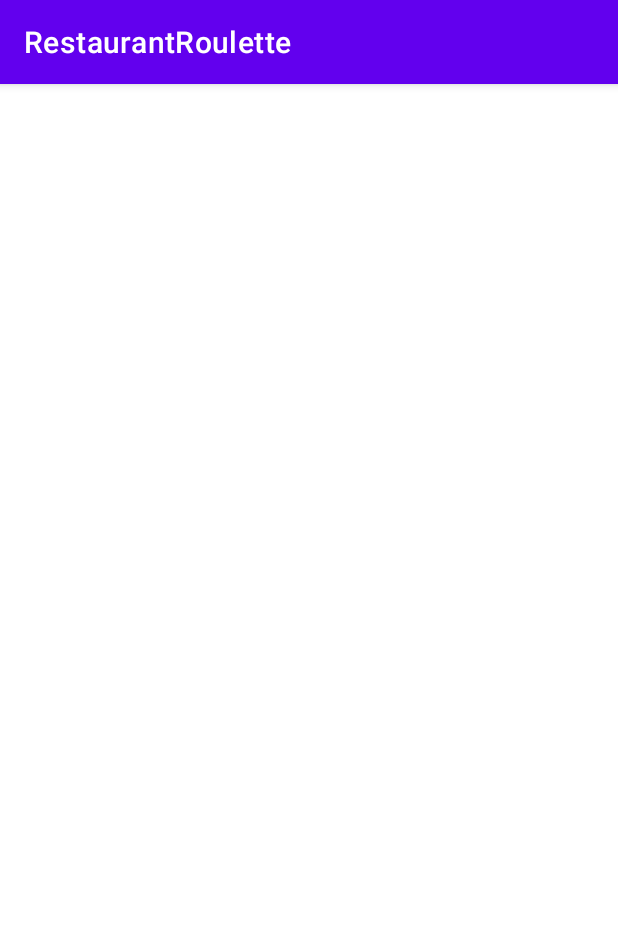
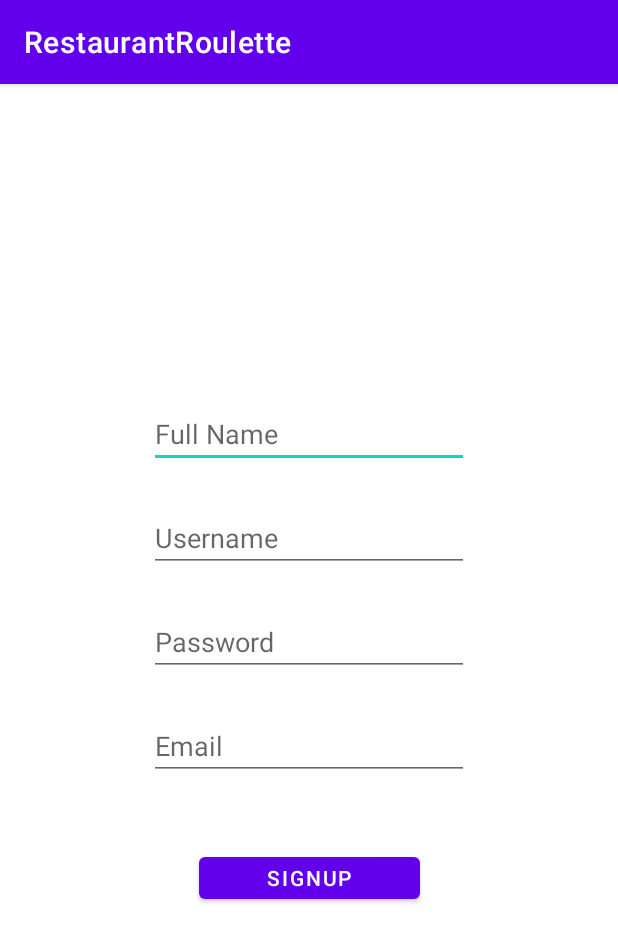
Before and after one commit to larzmarz/RestaurantRoulette, an Android app: the SignUpActivity screen opened directly, with no data from a screen before it, on a phone screen of 412 x 824 dp. Shown: the top 942 px of the screen. Run offline under Robolectric (Android 15) with nearby library versions, the light colour scheme and no system bars; libraries missing offline, so code that uses them is left out: com.parse; 3 statements that could not run were skipped.

Commit message:
final commit for day- signup

```diff
--- a/app/src/main/java/com/example/restaurantroulette/SignUpActivity.java
+++ b/app/src/main/java/com/example/restaurantroulette/SignUpActivity.java
@@ -3,12 +3,35 @@ package com.example.restaurantroulette;
 import androidx.appcompat.app.AppCompatActivity;
 
 import android.os.Bundle;
+import android.widget.Button;
+import android.widget.EditText;
+
+import com.parse.ParseUser;
 
 public class SignUpActivity extends AppCompatActivity {
+    ParseUser user = new ParseUser();
+    public static final String TAG = "LoginActivity";
+    public EditText etUsernameSU;
+    public EditText etPasswordSU;
+    public EditText etEmailSU;
+    public EditText etFullName;
+
+    public Button btLoginSU;
+    public Button btSignupSU;
 
     @Override
     protected void onCreate(Bundle savedInstanceState) {
         super.onCreate(savedInstanceState);
         setContentView(R.layout.activity_sign_up);
+        etUsernameSU = findViewById(R.id.etUsername);
+        etPasswordSU = findViewById(R.id.etPassword);
+        etEmailSU = findViewById(R.id.etEmailSU);
+        etFullName = findViewById(R.id.etFullName);
+        btLoginSU = findViewById(R.id.btLogin);
+        btSignupSU = findViewById(R.id.btSignup);
+        user.setUsername(etUsernameSU.getText().toString());
+        user.setPassword(etPasswordSU.getText().toString());
+        user.setEmail(etEmailSU.getText().toString());
+
     }
 }
--- a/app/src/main/res/layout/activity_sign_up.xml
+++ b/app/src/main/res/layout/activity_sign_up.xml
@@ -6,4 +6,64 @@
     android:layout_height="match_parent"
     tools:context=".SignUpActivity">
 
+    <EditText
+        android:id="@+id/etFullName"
+        android:layout_width="wrap_content"
+        android:layout_height="wrap_content"
+        android:layout_marginBottom="24dp"
+        android:ems="10"
+        android:hint="Full Name"
+        android:inputType="textPersonName"
+        app:layout_constraintBottom_toTopOf="@+id/etUsernameSU"
+        app:layout_constraintEnd_toEndOf="@+id/etUsernameSU"
+        app:layout_constraintHorizontal_bias="0.527"
+        app:layout_constraintStart_toStartOf="@+id/etUsernameSU" />
+
+    <EditText
+        android:id="@+id/etUsernameSU"
+        android:layout_width="wrap_content"
+        android:layout_height="wrap_content"
+        android:layout_marginBottom="24dp"
+        android:ems="10"
+        android:hint="Username"
+        android:inputType="textPersonName"
+        app:layout_constraintBottom_toTopOf="@+id/etPasswordSU"
+        app:layout_constraintEnd_toEndOf="@+id/etPasswordSU"
+        app:layout_constraintStart_toStartOf="@+id/etPasswordSU" />
+
+    <EditText
+        android:id="@+id/etPasswordSU"
+        android:layout_width="wrap_content"
+        android:layout_height="wrap_content"
+        android:layout_marginBottom="24dp"
+        android:ems="10"
+        android:hint="Password"
+        android:inputType="textPassword"
+        app:layout_constraintBottom_toBottomOf="parent"
+        app:layout_constraintEnd_toEndOf="@+id/etEmailSU"
+        app:layout_constraintStart_toStartOf="@+id/etEmailSU"
+        app:layout_constraintTop_toTopOf="parent" />
+
+    <EditText
+        android:id="@+id/etEmailSU"
+        android:layout_width="wrap_content"
+        android:layout_height="wrap_content"
+        android:layout_marginTop="24dp"
+        android:ems="10"
+        android:hint="Email"
+        android:inputType="textPersonName"
+        app:layout_constraintEnd_toEndOf="parent"
+        app:layout_constraintStart_toStartOf="parent"
+        app:layout_constraintTop_toBottomOf="@+id/etPasswordSU" />
+
+    <Button
+        android:id="@+id/btSignupSU"
+        android:layout_width="147dp"
+        android:layout_height="40dp"
+        android:layout_marginTop="45dp"
+        android:text="SIGNUP"
+        app:layout_constraintEnd_toEndOf="parent"
+        app:layout_constraintStart_toStartOf="parent"
+        app:layout_constraintTop_toBottomOf="@+id/etEmailSU" />
+
 </androidx.constraintlayout.widget.ConstraintLayout>
```
